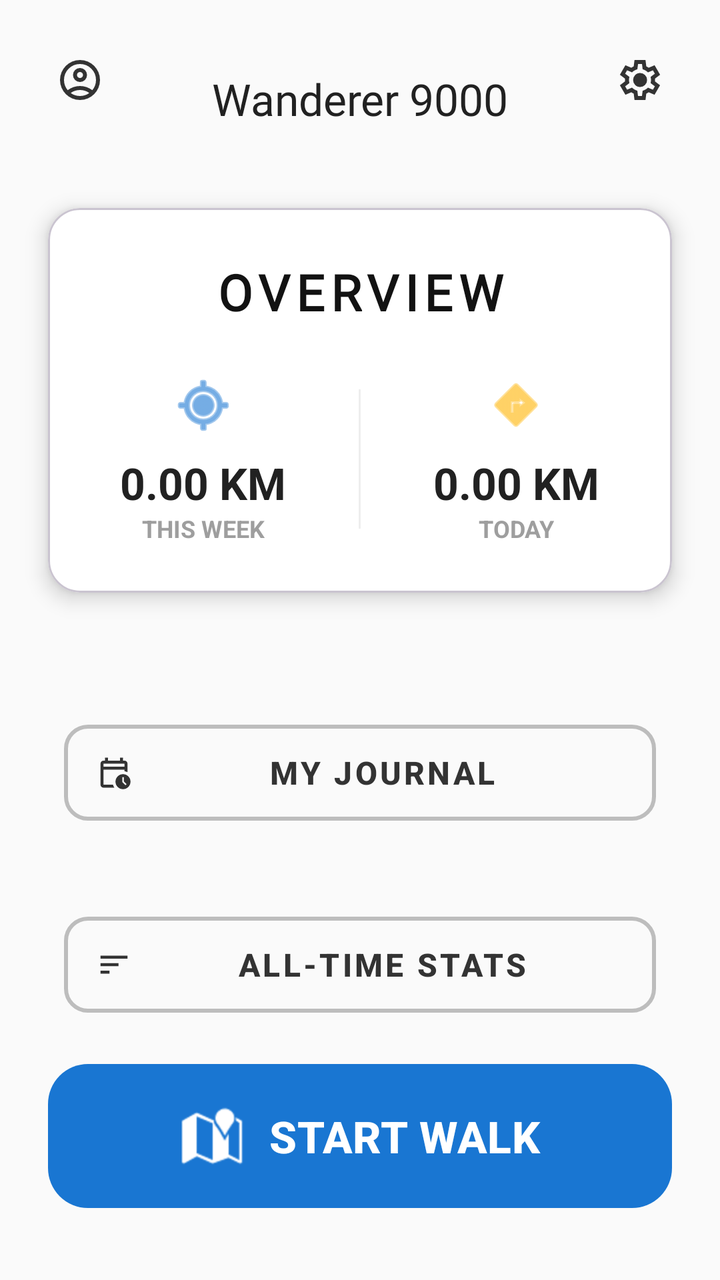
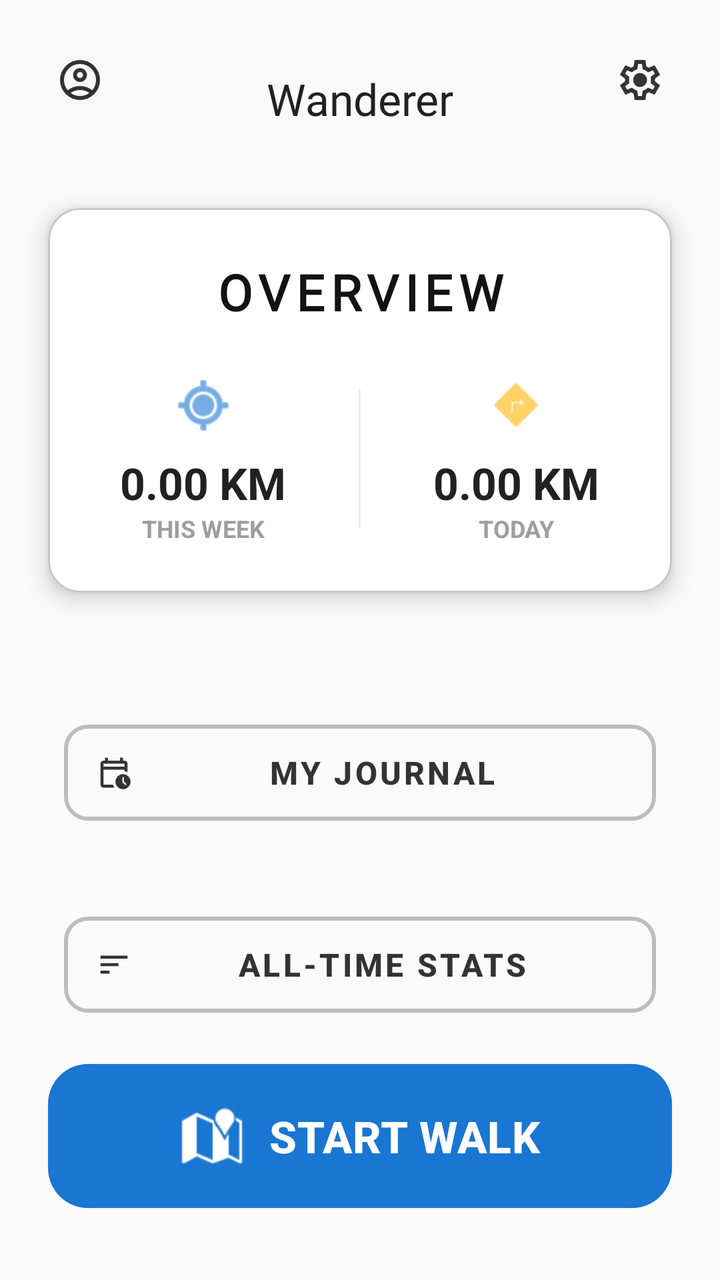

An Android layout rendered at two revisions. The XML below is the earlier revision; the diff shows what the commit changed to produce the second picture.
<!-- AndroidManifest.xml: application theme Theme.Wanderer -->
<!-- res/layout/activity_main.xml -->
<?xml version="1.0" encoding="utf-8"?>
<androidx.constraintlayout.widget.ConstraintLayout
xmlns:android="http://schemas.android.com/apk/res/android"
xmlns:app="http://schemas.android.com/apk/res-auto"
xmlns:tools="http://schemas.android.com/tools"
android:layout_width="match_parent"
android:layout_height="match_parent"
android:background="#FAFAFA"
tools:context=".MainActivity">


<ImageButton
    android:id="@+id/btnProfile"
    android:layout_width="48dp"
    android:layout_height="48dp"
    android:layout_marginStart="16dp"
    android:layout_marginTop="16dp"
    android:background="?attr/selectableItemBackgroundBorderless"
    android:contentDescription="User Profile"
    app:layout_constraintStart_toStartOf="parent"
    app:layout_constraintTop_toTopOf="parent"
    app:srcCompat="@drawable/account_icon"
    app:tint="#333333" />

<TextView
    android:id="@+id/tvAppTitle"
    android:layout_width="wrap_content"
    android:layout_height="wrap_content"
    android:fontFamily="@font/nigfont"
    android:text="Wanderer 9000"
    android:textColor="#212121"
    android:textSize="22sp"
    app:layout_constraintBottom_toBottomOf="@+id/btnProfile"
    app:layout_constraintEnd_toStartOf="@+id/btnSettings"
    app:layout_constraintStart_toEndOf="@+id/btnProfile"
    app:layout_constraintTop_toTopOf="@+id/btnProfile"
    app:layout_constraintVertical_bias="1.0" />

<ImageButton
    android:id="@+id/btnSettings"
    android:layout_width="48dp"
    android:layout_height="48dp"
    android:layout_marginTop="16dp"
    android:layout_marginEnd="16dp"
    android:background="?attr/selectableItemBackgroundBorderless"
    android:contentDescription="Settings"
    app:layout_constraintEnd_toEndOf="parent"
    app:layout_constraintTop_toTopOf="parent"
    app:srcCompat="@drawable/settings_icon"
    app:tint="#333333" />


    <com.google.android.material.card.MaterialCardView
        android:id="@+id/cardWeeklyStats"
        android:layout_width="match_parent"
        android:layout_height="wrap_content"
        android:layout_marginHorizontal="24dp"
        android:layout_marginTop="40dp"
        app:cardBackgroundColor="#FFFFFF"
        app:cardCornerRadius="16dp"
        app:cardElevation="6dp"
        app:layout_constraintEnd_toEndOf="parent"
        app:layout_constraintStart_toStartOf="parent"
        app:layout_constraintTop_toBottomOf="@id/tvAppTitle">

        <LinearLayout
            android:layout_width="match_parent"
            android:layout_height="wrap_content"
            android:orientation="vertical"
            android:paddingTop="20dp"
            android:paddingBottom="24dp">

            <TextView
                android:layout_width="match_parent"
                android:layout_height="wrap_content"
                android:fontFamily="@font/nigfont"
                android:gravity="center"
                android:letterSpacing="0.12"
                android:text="OVERVIEW"
                android:textColor="#121212"
                android:textSize="25sp"
                android:textStyle="bold"
                android:layout_marginBottom="24dp"
                android:layout_marginTop="5dp"
                />

            <LinearLayout
                android:layout_width="match_parent"
                android:layout_height="wrap_content"
                android:baselineAligned="false"
                android:orientation="horizontal">

                <LinearLayout
                    android:layout_width="0dp"
                    android:layout_height="wrap_content"
                    android:layout_weight="1"
                    android:gravity="center"
                    android:orientation="vertical">

                    <ImageView
                        android:layout_width="32dp"
                        android:layout_height="32dp"
                        android:src="@android:drawable/ic_menu_mylocation"
                        app:tint="#1976D2" />

                    <TextView
                        android:id="@+id/tvWeeklyDistanceMain"
                        android:layout_width="wrap_content"
                        android:layout_height="wrap_content"
                        android:layout_marginTop="8dp"
                        android:text="0.00 KM"
                        android:textColor="#212121"
                        android:textSize="22sp"
                        android:textStyle="bold" />

                    <TextView
                        android:layout_width="wrap_content"
                        android:layout_height="wrap_content"
                        android:text="THIS WEEK"
                        android:textColor="#9E9E9E"
                        android:textSize="12sp"
                        android:textStyle="bold" />
                </LinearLayout>

                <View
                    android:layout_width="1dp"
                    android:layout_height="match_parent"
                    android:layout_marginVertical="8dp"
                    android:background="#EEEEEE" />

                <LinearLayout
                    android:layout_width="0dp"
                    android:layout_height="wrap_content"
                    android:layout_weight="1"
                    android:gravity="center"
                    android:orientation="vertical">

                    <ImageView
                        android:layout_width="32dp"
                        android:layout_height="32dp"
                        android:src="@android:drawable/ic_menu_directions"
                        app:tint="#FFB300" />

                    <TextView
                        android:id="@+id/tvDailyDistanceMain"
                        android:layout_width="wrap_content"
                        android:layout_height="wrap_content"
                        android:layout_marginTop="8dp"
                        android:text="0.00 KM"
                        android:textColor="#212121"
                        android:textSize="22sp"
                        android:textStyle="bold" />

                    <TextView
                        android:layout_width="wrap_content"
                        android:layout_height="wrap_content"
                        android:text="TODAY"
                        android:textColor="#9E9E9E"
                        android:textSize="12sp"
                        android:textStyle="bold" />
                </LinearLayout>

            </LinearLayout>
        </LinearLayout>
    </com.google.android.material.card.MaterialCardView>



    

    <com.google.android.material.button.MaterialButton
        android:id="@+id/btnJournal"
        style="@style/Widget.MaterialComponents.Button.OutlinedButton"
        android:layout_width="match_parent"
        android:layout_height="60dp"
        android:layout_marginHorizontal="32dp"
        android:layout_marginTop="60dp"
        android:text="MY JOURNAL"
        android:textColor="#333333"
        android:textSize="16sp"
        android:textStyle="bold"
        app:cornerRadius="12dp"
        app:icon="@drawable/calendar_clock_icon"
        app:iconTint="#333333"
        app:layout_constraintEnd_toEndOf="parent"
        app:layout_constraintStart_toStartOf="parent"
        app:layout_constraintTop_toBottomOf="@id/cardWeeklyStats"
        app:strokeColor="#BDBDBD"
        app:strokeWidth="2dp" />

    <com.google.android.material.button.MaterialButton
    android:id="@+id/btnStats"
    style="@style/Widget.MaterialComponents.Button.OutlinedButton"
    android:layout_width="match_parent"
    android:layout_height="60dp"
    android:layout_marginHorizontal="32dp"
    android:layout_marginTop="36dp"
    android:text="ALL-TIME STATS"
    android:textColor="#333333"
    android:textSize="16sp"
    android:textStyle="bold"
    app:cornerRadius="12dp"
    app:icon="@drawable/sort_icon"
    app:iconTint="#333333"
    app:layout_constraintEnd_toEndOf="parent"
    app:layout_constraintStart_toStartOf="parent"
    app:layout_constraintTop_toBottomOf="@id/btnJournal"
    app:strokeColor="#BDBDBD"
    app:strokeWidth="2dp" />

<com.google.android.material.button.MaterialButton
    android:id="@+id/btnStartWalk"
    android:layout_width="match_parent"
    android:layout_height="80dp"
    android:layout_marginHorizontal="24dp"
    android:layout_marginBottom="32dp"
    android:text="START WALK"
    android:textSize="22sp"
    android:textStyle="bold"
    app:backgroundTint="#1976D2"
    app:cornerRadius="20dp"
    app:icon="@android:drawable/ic_dialog_map"
    app:iconGravity="textStart"
    app:iconPadding="12dp"
    app:iconSize="32dp"
    app:layout_constraintBottom_toBottomOf="parent"
    app:layout_constraintEnd_toEndOf="parent"
    app:layout_constraintStart_toStartOf="parent" />

</androidx.constraintlayout.widget.ConstraintLayout>
<!-- resources referenced by this layout -->
<resources>
  <!-- drawable account_icon (drawable) -->
  <vector xmlns:android="http://schemas.android.com/apk/res/android"
      android:width="24dp"
      android:height="24dp"
      android:viewportWidth="960"
      android:viewportHeight="960">
    <path
        android:pathData="M234,684q51,-39 114,-61.5T480,600q69,0 132,22.5T726,684q35,-41 54.5,-93T800,480q0,-133 -93.5,-226.5T480,160q-133,0 -226.5,93.5T160,480q0,59 19.5,111t54.5,93ZM380.5,479.5Q340,439 340,380t40.5,-99.5Q421,240 480,240t99.5,40.5Q620,321 620,380t-40.5,99.5Q539,520 480,520t-99.5,-40.5ZM480,880q-83,0 -156,-31.5T197,763q-54,-54 -85.5,-127T80,480q0,-83 31.5,-156T197,197q54,-54 127,-85.5T480,80q83,0 156,31.5T763,197q54,54 85.5,127T880,480q0,83 -31.5,156T763,763q-54,54 -127,85.5T480,880ZM580,784.5q47,-15.5 86,-44.5 -39,-29 -86,-44.5T480,680q-53,0 -100,15.5T294,740q39,29 86,44.5T480,800q53,0 100,-15.5ZM523,423q17,-17 17,-43t-17,-43q-17,-17 -43,-17t-43,17q-17,17 -17,43t17,43q17,17 43,17t43,-17ZM480,380ZM480,740Z"
        android:fillColor="#e3e3e3"/>
  </vector>
  <!-- drawable calendar_clock_icon (drawable) -->
  <vector xmlns:android="http://schemas.android.com/apk/res/android"
      android:width="24dp"
      android:height="24dp"
      android:viewportWidth="960"
      android:viewportHeight="960">
    <path
        android:pathData="M200,320h560v-80L200,240v80ZM200,320v-80,80ZM200,880q-33,0 -56.5,-23.5T120,800v-560q0,-33 23.5,-56.5T200,160h40v-80h80v80h320v-80h80v80h40q33,0 56.5,23.5T840,240v227q-19,-9 -39,-15t-41,-9v-43L200,400v400h252q7,22 16.5,42T491,880L200,880ZM578.5,861.5Q520,803 520,720t58.5,-141.5Q637,520 720,520t141.5,58.5Q920,637 920,720T861.5,861.5Q803,920 720,920T578.5,861.5ZM787,815l28,-28 -75,-75v-112h-40v128l87,87Z"
        android:fillColor="#e3e3e3"/>
  </vector>
  <!-- drawable settings_icon (drawable) -->
  <vector xmlns:android="http://schemas.android.com/apk/res/android"
      android:width="24dp"
      android:height="24dp"
      android:viewportWidth="960"
      android:viewportHeight="960">
    <path
        android:pathData="m370,880 l-16,-128q-13,-5 -24.5,-12T307,725l-119,50L78,585l103,-78q-1,-7 -1,-13.5v-27q0,-6.5 1,-13.5L78,375l110,-190 119,50q11,-8 23,-15t24,-12l16,-128h220l16,128q13,5 24.5,12t22.5,15l119,-50 110,190 -103,78q1,7 1,13.5v27q0,6.5 -2,13.5l103,78 -110,190 -118,-50q-11,8 -23,15t-24,12L590,880L370,880ZM440,800h79l14,-106q31,-8 57.5,-23.5T639,633l99,41 39,-68 -86,-65q5,-14 7,-29.5t2,-31.5q0,-16 -2,-31.5t-7,-29.5l86,-65 -39,-68 -99,42q-22,-23 -48.5,-38.5T533,266l-13,-106h-79l-14,106q-31,8 -57.5,23.5T321,327l-99,-41 -39,68 86,64q-5,15 -7,30t-2,32q0,16 2,31t7,30l-86,65 39,68 99,-42q22,23 48.5,38.5T427,694l13,106ZM482,620q58,0 99,-41t41,-99q0,-58 -41,-99t-99,-41q-59,0 -99.5,41T342,480q0,58 40.5,99t99.5,41ZM480,480Z"
        android:fillColor="#e3e3e3"/>
  </vector>
  <!-- drawable sort_icon (drawable) -->
  <vector xmlns:android="http://schemas.android.com/apk/res/android"
      android:width="24dp"
      android:height="24dp"
      android:viewportWidth="960"
      android:viewportHeight="960">
    <path
        android:pathData="M120,720v-80h240v80L120,720ZM120,520v-80h480v80L120,520ZM120,320v-80h720v80L120,320Z"
        android:fillColor="#e3e3e3"/>
  </vector>
  <style name="Theme.Wanderer" parent="Base.Theme.Wanderer" />
  <style name="Base.Theme.Wanderer" parent="Theme.Material3.DayNight.NoActionBar">
          
          
      </style>
</resources>

<!-- the commit's change to res/layout/activity_main.xml (unified diff, before → after) -->
@@ -27,7 +27,7 @@ tools:context=".MainActivity">
     android:layout_width="wrap_content"
     android:layout_height="wrap_content"
     android:fontFamily="@font/nigfont"
-    android:text="Wanderer 9000"
+    android:text="Wanderer"
     android:textColor="#212121"
     android:textSize="22sp"
     app:layout_constraintBottom_toBottomOf="@+id/btnProfile"
